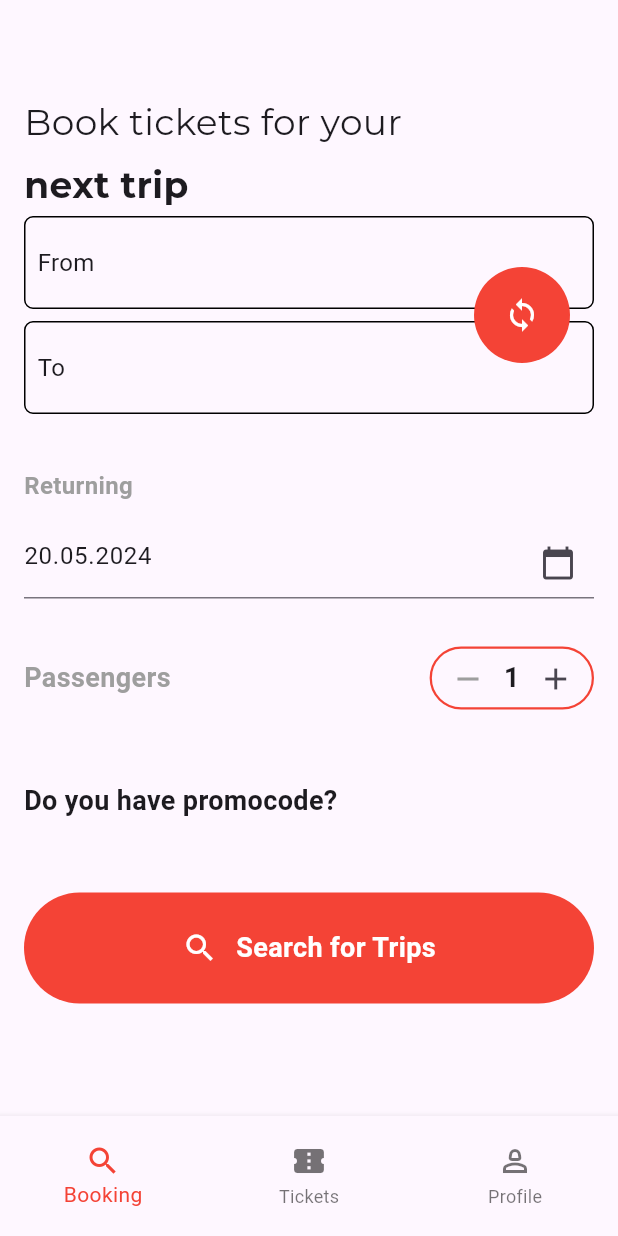
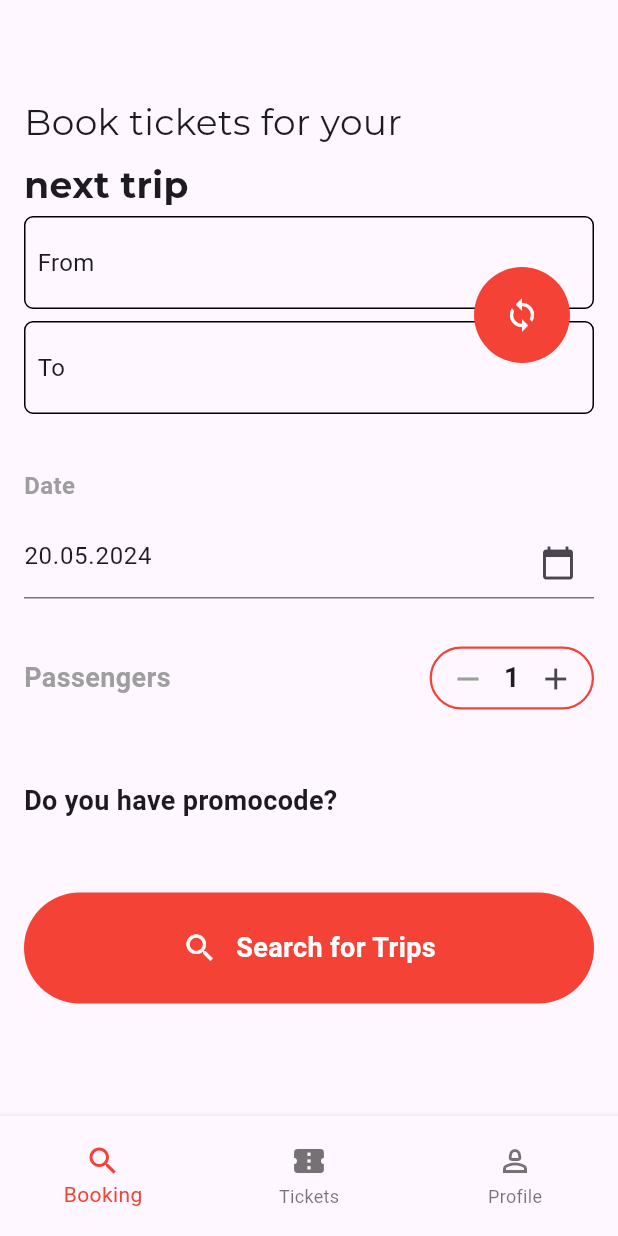
Before and after one commit to shmtysmn/projek_akhir, a Flutter app: the screen it shows after launch, after a tap on "LOGIN", on a phone screen of 412 x 824 dp. Run offline on Flutter 3.47's test engine with Material 3 defaults, Android fonts, the phone set to English and light mode, and no system bars; our stand-ins replace flutter_riverpod, go_router, google_fonts.

Commit message:
push login

```diff
--- a/lib/components/under_part.dart
+++ b/lib/components/under_part.dart
@@ -35,8 +35,8 @@ class UnderPart extends StatelessWidget {
           },
           child: Text(
             navigatorText,
-            style: const TextStyle(
-                color: kPrimaryColor,
+            style: TextStyle(
+                color: veppoBlue,
                 fontSize: 13,
                 fontWeight: FontWeight.w600,
                 fontFamily: 'OpenSans'),
--- a/lib/components/upside.dart
+++ b/lib/components/upside.dart
@@ -14,7 +14,7 @@ class Upside extends StatelessWidget {
         Container(
           width: size.width,
           height: size.height / 2,
-          color: kPrimaryColor,
+          color: veppoBlue,
           child: Padding(
             padding: const EdgeInsets.only(top: 10.0),
             child: Image.asset(
@@ -22,23 +22,6 @@ class Upside extends StatelessWidget {
               alignment: Alignment.topCenter,
               scale: 8,
             ),
-          ),
-        ),
-        iconButton(context),
-        Positioned(
-          left: 0,
-          top: 175,
-          child: Image.network(
-            "https://ouch-cdn2.icons8.com/gEMjZ4ZC639WYTYjpan-J3XByArwXzS7lUcNL-UMVdk/rs:fit:196:289/czM6Ly9pY29uczgu/b3VjaC1wcm9kLmFz/c2V0cy9zdmcvMi80/NzU5OTI4ZS04OWE3/LTRhOTYtYjdjMi0w/ZDA0MWI2Y2E3MTQu/c3Zn.png",
-            scale: 3,
-          ),
-        ),
-        Positioned(
-          right: 0,
-          top: 175,
-          child: Image.network(
-            "https://ouch-cdn2.icons8.com/vKz7XNZvZiNKlkUWT2HjP8oNZ8hZ0UblhuF8J6sGRGI/rs:fit:196:112/czM6Ly9pY29uczgu/b3VjaC1wcm9kLmFz/c2V0cy9zdmcvNjg3/LzA3ZDZiZjRmLWFj/OTYtNGRmMy05ZGYz/LTNhNWQzOWI5NGYz/MC5zdmc.png",
-            scale: 3,
           ),
         ),
       ],
--- a/lib/screens/login_screen.dart
+++ b/lib/screens/login_screen.dart
@@ -22,7 +22,7 @@ class LoginScreen extends StatelessWidget {
             child: Stack(
               children: [
                 const Upside(
-                  imgUrl: "assets/images/login.png",
+                  imgUrl: "assets/images/bus-2.png",
                 ),
                 const PageTitleBar(title: 'Login to your account'),
                 Padding(
@@ -129,7 +129,7 @@ switchListTile() {
         style: TextStyle(fontSize: 16, fontFamily: 'OpenSans'),
       ),
       value: true,
-      activeColor: kPrimaryColor,
+      activeColor: Colors.grey,
       onChanged: (val) {},
     ),
   );
--- a/lib/screens/signup_screen.dart
+++ b/lib/screens/signup_screen.dart
@@ -21,7 +21,7 @@ class SignUpScreen extends StatelessWidget {
             child: Stack(
               children: [
                 const Upside(
-                  imgUrl: "assets/images/register.png",
+                  imgUrl: "assets/images/bus-2.png",
                 ),
                 const PageTitleBar(title: 'Create new account'),
                 Padding(
--- a/lib/src/ui/home_screen.dart
+++ b/lib/src/ui/home_screen.dart
@@ -186,7 +186,7 @@ class _HomeScreenState extends State<HomeScreen> {
                       crossAxisAlignment: CrossAxisAlignment.start,
                       children: [
                         const Text(
-                          'Returning',
+                          'Date',
                           style: TextStyle(
                             fontWeight: FontWeight.bold,
                             fontSize: 16,
--- a/lib/src/ui/profil_body.dart
+++ b/lib/src/ui/profil_body.dart
@@ -1,5 +1,6 @@
 import 'package:flutter/material.dart';
 import 'package:google_fonts/google_fonts.dart';
+import 'package:projek_akhir/main.dart';
 
 class ProfileBodyScreen extends StatelessWidget {
   const ProfileBodyScreen({Key? key}) : super(key: key);
@@ -36,7 +37,7 @@ class ProfileBodyScreen extends StatelessWidget {
           //card informasi
           Container(
               decoration: BoxDecoration(
-                color: Colors.red,
+                color: veppoBlue,
                 borderRadius: BorderRadius.circular(12.0),
               ),
               padding: const EdgeInsets.all(12.0),
--- a/lib/src/ui/tiket_page.dart
+++ b/lib/src/ui/tiket_page.dart
@@ -199,7 +199,7 @@ class TripTicketPage extends StatelessWidget {
                         child: Text(
                           'barccodebarcodeb',
                           style: TextStyle(
-                            fontFamily: 'LibreBarcode',
+                            fontFamily: 'Barcode',
                           ),
                         ),
                       ),
--- a/lib/widgets/rounded_button.dart
+++ b/lib/widgets/rounded_button.dart
@@ -30,7 +30,7 @@ class RoundedButton extends StatelessWidget {
         ),
         onPressed: press,
         style: ElevatedButton.styleFrom(
-            backgroundColor: kPrimaryColor,
+            backgroundColor: veppoBlue,
             padding: const EdgeInsets.symmetric(horizontal: 40, vertical: 20),
             textStyle: TextStyle(
               letterSpacing: 2,
```
Also changed, not shown: pubspec.yaml (+8 -1 lines), assets/fonts/LibreBarcode128-Regular.ttf (added), assets/images/bus-2.png (added), assets/images/bus.png (added), assets/images/latam_logo.png (deleted), pubspec.lock.
